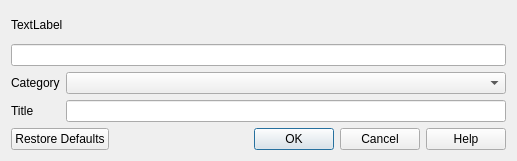
KDE/kphotoalbum, file Viewer/SelectCategoryAndValue.ui: the form before one commit.
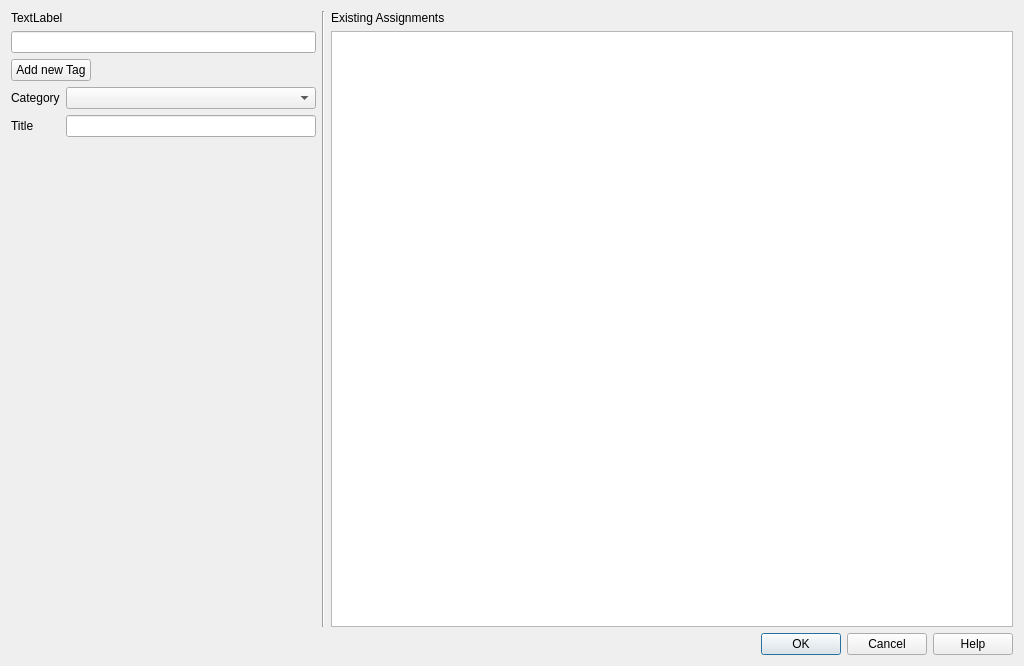
The form after the commit.

Commit message: Add asignments to dialog for assigning keys

```diff
--- a/Viewer/SelectCategoryAndValue.ui
+++ b/Viewer/SelectCategoryAndValue.ui
@@ -6,13 +6,17 @@
    <rect>
     <x>0</x>
     <y>0</y>
-    <width>517</width>
-    <height>161</height>
+    <width>1024</width>
+    <height>666</height>
    </rect>
   </property>
   <property name="windowTitle">
    <string>Dialog</string>
   </property>
+  <layout class="QVBoxLayout" name="verticalLayout_3">
+   <item>
+    <layout class="QHBoxLayout" name="horizontalLayout" stretch="0,0,1">
+     <item>
   <layout class="QVBoxLayout" name="verticalLayout">
    <item>
     <widget class="QLabel" name="label">
@@ -22,7 +26,38 @@
     </widget>
    </item>
    <item>
-    <widget class="QLineEdit" name="lineEdit"/>
+        <widget class="QLineEdit" name="lineEdit">
+         <property name="minimumSize">
+          <size>
+           <width>300</width>
+           <height>0</height>
+          </size>
+         </property>
+        </widget>
+       </item>
+       <item>
+        <layout class="QHBoxLayout" name="horizontalLayout_2">
+         <item>
+          <widget class="QPushButton" name="addNewTag">
+           <property name="text">
+            <string>Add new Tag</string>
+           </property>
+          </widget>
+         </item>
+         <item>
+          <spacer name="horizontalSpacer">
+           <property name="orientation">
+            <enum>Qt::Horizontal</enum>
+           </property>
+           <property name="sizeHint" stdset="0">
+            <size>
+             <width>40</width>
+             <height>20</height>
+            </size>
+           </property>
+          </spacer>
+         </item>
+        </layout>
    </item>
    <item>
     <layout class="QFormLayout" name="formLayout">
@@ -44,14 +79,59 @@
       </widget>
      </item>
      <item row="1" column="1">
-      <widget class="QLineEdit" name="value"/>
+          <widget class="QLineEdit" name="value">
+           <property name="minimumSize">
+            <size>
+             <width>250</width>
+             <height>0</height>
+            </size>
+           </property>
+          </widget>
+         </item>
+         <item row="2" column="1">
+          <spacer name="verticalSpacer">
+           <property name="orientation">
+            <enum>Qt::Vertical</enum>
+           </property>
+           <property name="sizeHint" stdset="0">
+            <size>
+             <width>20</width>
+             <height>40</height>
+            </size>
+           </property>
+          </spacer>
+         </item>
+        </layout>
+       </item>
+      </layout>
+     </item>
+     <item>
+      <widget class="Line" name="line">
+       <property name="orientation">
+        <enum>Qt::Vertical</enum>
+       </property>
+      </widget>
+     </item>
+     <item>
+      <layout class="QVBoxLayout" name="verticalLayout_2">
+       <item>
+        <widget class="QLabel" name="label_2">
+         <property name="text">
+          <string>Existing Assignments</string>
+         </property>
+        </widget>
+       </item>
+       <item>
+        <widget class="QTableView" name="knowAssignments"/>
+       </item>
+      </layout>
      </item>
     </layout>
    </item>
    <item>
     <widget class="QDialogButtonBox" name="buttonBox">
      <property name="standardButtons">
-      <set>QDialogButtonBox::Cancel|QDialogButtonBox::Help|QDialogButtonBox::Ok|QDialogButtonBox::RestoreDefaults</set>
+      <set>QDialogButtonBox::Cancel|QDialogButtonBox::Help|QDialogButtonBox::Ok</set>
      </property>
     </widget>
    </item>
```
Lines whose indentation alone changed are shown as unchanged. The commit also changes 4 other files.
